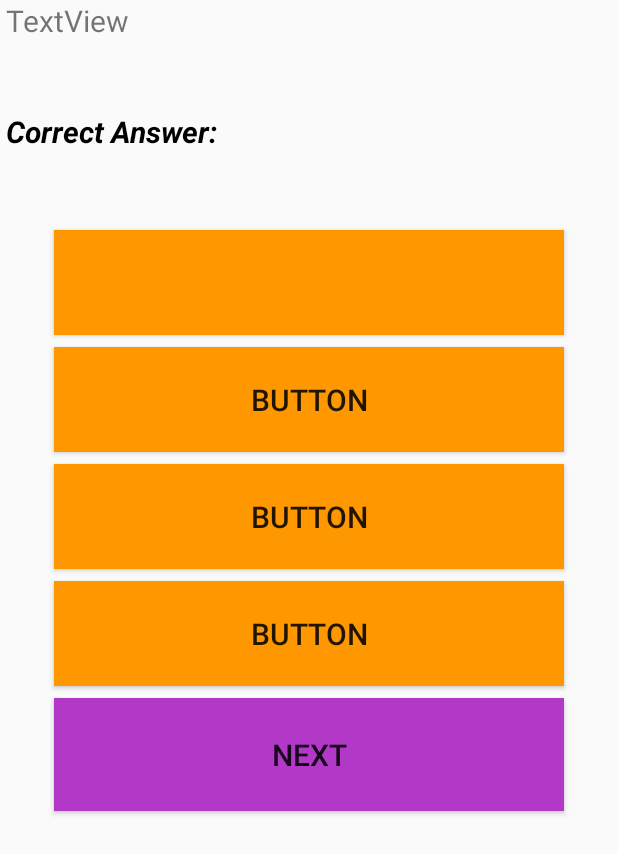
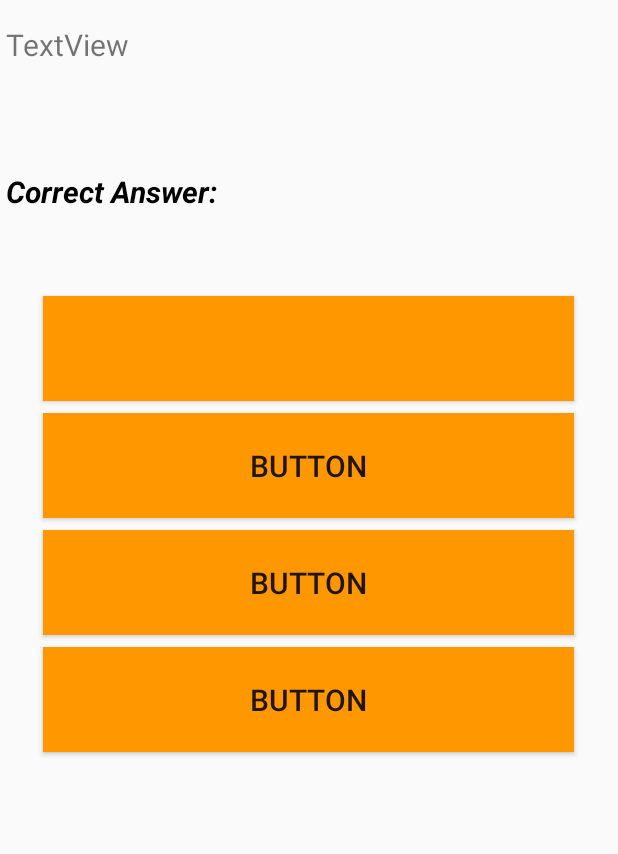
Before and after one commit to BSEF19A519/Assignment_02, an Android app: the Quiz screen opened directly, with no data from a screen before it, on a phone screen of 412 x 824 dp. Shown: the top 854 px of the screen. Run offline under Robolectric (Android 15) with nearby library versions, the phone set to English and light mode, and no system bars; 5 statements that could not run were skipped.

Commit message:
v0 added

```diff
--- a/app/src/main/java/com/example/assignment_02/MyAdapter.java
+++ b/app/src/main/java/com/example/assignment_02/MyAdapter.java
@@ -2,6 +2,7 @@ package com.example.assignment_02;
 
 import android.annotation.SuppressLint;
 import android.content.Context;
+
 import android.view.LayoutInflater;
 import android.view.View;
 import android.view.ViewGroup;
@@ -15,39 +16,45 @@ import androidx.annotation.Nullable;
 
 import java.util.ArrayList;
 
-public class MyAdapter  extends ArrayAdapter<Question> {
+public class MyAdapter extends ArrayAdapter<Question>  {
     Button choice1,choice2,choice3,choice4;
     TextView textViewstatement,correctanswer;
+    Question question;
     int result=0;
-    public MyAdapter(Context context, ArrayList<Question> QuestionArrayList)
-    {
-        super(context, 0, QuestionArrayList);
-    }
+    @SuppressLint("ViewHolder")
     @Override
-    public View getView(int position, @Nullable View convertView, @NonNull ViewGroup parent)
-    {
-        Question question = getItem(position);
+    public View getView(int position, @Nullable View convertView, @NonNull ViewGroup parent) {
+        question = getItem(position);
         convertView = LayoutInflater.from(getContext()).inflate(R.layout.activity_quiz, parent, false);
-         textViewstatement =  convertView.findViewById(R.id.textView5);
-         choice1 = convertView.findViewById(R.id.button3);
+        textViewstatement = convertView.findViewById(R.id.textView5);
+        choice1 = convertView.findViewById(R.id.button3);
         choice2 = convertView.findViewById(R.id.button8);
-         choice3 = convertView.findViewById(R.id.button9);
+        choice3 = convertView.findViewById(R.id.button9);
         choice4 = convertView.findViewById(R.id.button10);
         choice1.setBackgroundResource(R.color.backcolor);
         choice2.setBackgroundResource(R.color.backcolor);
         choice3.setBackgroundResource(R.color.backcolor);
         choice4.setBackgroundResource(R.color.backcolor);
-         correctanswer=convertView.findViewById(R.id.textView6);
+        correctanswer = convertView.findViewById(R.id.textView6);
 
         textViewstatement.setText(question.statement);
         choice1.setText(question.opt1);
         choice2.setText(question.opt2);
         choice3.setText(question.opt3);
         choice4.setText(question.opt4);
+
+        return convertView;
+    }
+    public MyAdapter(Context context, ArrayList<Question> QuestionArrayList)
+    {
+        super(context, 0, QuestionArrayList);
         choice1.setOnClickListener(new View.OnClickListener() {
             @SuppressLint({"ResourceAsColor", "SetTextI18n"})
+
+
             @Override
             public void onClick(View view) {
+
                 if (choice1.getText().toString().equals(question.ans)) {
                     correctanswer.setText("Correct Answer:   " + question.ans);
 
@@ -80,9 +87,10 @@ public class MyAdapter  extends ArrayAdapter<Question> {
 
 
             }
+
         });
 
-        choice2.setOnClickListener(new View.OnClickListener() {
+        choice2.findViewById(R.id.button8).setOnClickListener(new View.OnClickListener() {
             @SuppressLint({"ResourceAsColor", "SetTextI18n"})
             @Override
             public void onClick(View view) {
@@ -117,8 +125,12 @@ public class MyAdapter  extends ArrayAdapter<Question> {
                 }
             }
         });
-        choice3.setOnClickListener(new View.OnClickListener() {
+
+
+
+        choice3.findViewById(R.id.button9).setOnClickListener(new View.OnClickListener() {
             @SuppressLint({"ResourceAsColor", "SetTextI18n"})
+
             @Override
             public void onClick(View view) {
                 if (choice3.getText().toString().equals(question.ans)) {
@@ -150,10 +162,10 @@ public class MyAdapter  extends ArrayAdapter<Question> {
                         choice4.setBackgroundResource(R.color.green);
                     }
                 }
-            }
-        });
-        choice4.setOnClickListener(new View.OnClickListener() {
-            @SuppressLint({"ResourceAsColor", "SetTextI18n"})
+
+
+            }});
+        choice4.findViewById(R.id.button10).setOnClickListener(new View.OnClickListener() {
             @Override
             public void onClick(View view) {
                 if (choice4.getText().toString().equals(question.ans)) {
@@ -186,11 +198,10 @@ public class MyAdapter  extends ArrayAdapter<Question> {
                         choice1.setBackgroundResource(R.color.green);
                     }
                 }
+
             }
         });
+    }
 
 
-        return convertView;
-    }
-
-}
+  }
--- a/app/src/main/res/layout/activity_quiz.xml
+++ b/app/src/main/res/layout/activity_quiz.xml
@@ -14,6 +14,7 @@
         android:layout_height="70dp"
 
         android:layout_marginLeft="?android:attr/scrollbarSize"
+        android:layout_marginTop="16dp"
         android:layout_marginRight="?android:attr/scrollbarSize"
         android:text="@string/textview"
         android:textAlignment="textStart"
@@ -22,14 +23,16 @@
         app:layout_constraintEnd_toEndOf="parent"
         app:layout_constraintHorizontal_bias="0.0"
         app:layout_constraintStart_toStartOf="parent"
+        app:layout_constraintTop_toTopOf="parent"
         tools:ignore="MissingConstraints" />
 
     <LinearLayout
-        android:layout_width="348dp"
-        android:layout_height="405dp"
-        android:layout_marginTop="8dp"
+        android:layout_width="362dp"
+        android:layout_height="339dp"
+        android:layout_marginTop="12dp"
         android:orientation="vertical"
         app:layout_constraintEnd_toEndOf="parent"
+        app:layout_constraintHorizontal_bias="0.489"
         app:layout_constraintStart_toStartOf="parent"
         app:layout_constraintTop_toBottomOf="@+id/textView6">
 
@@ -85,19 +88,6 @@
             android:text="@string/button"
             android:textSize="20sp" />
 
-        <Button
-            android:id="@+id/button11"
-            android:layout_width="match_parent"
-            android:layout_height="75dp"
-            android:layout_marginLeft="?android:attr/scrollbarSize"
-            android:layout_marginTop="?android:attr/scrollbarSize"
-            android:layout_marginRight="?android:attr/scrollbarSize"
-            android:layout_marginBottom="?android:attr/scrollbarSize"
-            android:background="@color/purple_200"
-
-            android:text="@string/next"
-            android:textSize="20sp"
-            tools:ignore="OnClick,UsingOnClickInXml" />
     </LinearLayout>
 
     <TextView
@@ -106,7 +96,7 @@
         android:layout_height="67dp"
 
         android:layout_marginLeft="?android:attr/scrollbarSize"
-        android:layout_marginTop="?android:attr/scrollbarSize"
+        android:layout_marginTop="28dp"
         android:layout_marginRight="?android:attr/scrollbarSize"
         android:text="@string/correct_answer"
         android:textAlignment="textStart"
@@ -114,7 +104,6 @@
         android:textSize="20sp"
         android:textStyle="normal|bold|italic"
         app:layout_constraintEnd_toEndOf="parent"
-        app:layout_constraintHorizontal_bias="0.0"
         app:layout_constraintStart_toStartOf="parent"
         app:layout_constraintTop_toBottomOf="@+id/textView5" />
 </androidx.constraintlayout.widget.ConstraintLayout>
--- a/app/src/main/res/values/strings.xml
+++ b/app/src/main/res/values/strings.xml
@@ -36,7 +36,7 @@
 
     <string name="continue_learning">Continue Learning</string>
     <string name="textview">TextView</string>
-
+    <string name="result">Result</string>
 
 
 </resources>
```
Also changed, not shown: app/src/main/java/com/example/assignment_02/Quiz.java (+0 -8 lines), app/src/main/java/com/example/assignment_02/QuizListView.java (+12 -0 lines), app/src/main/res/layout/activity_quiz_list_view.xml (+19 -1 lines).
